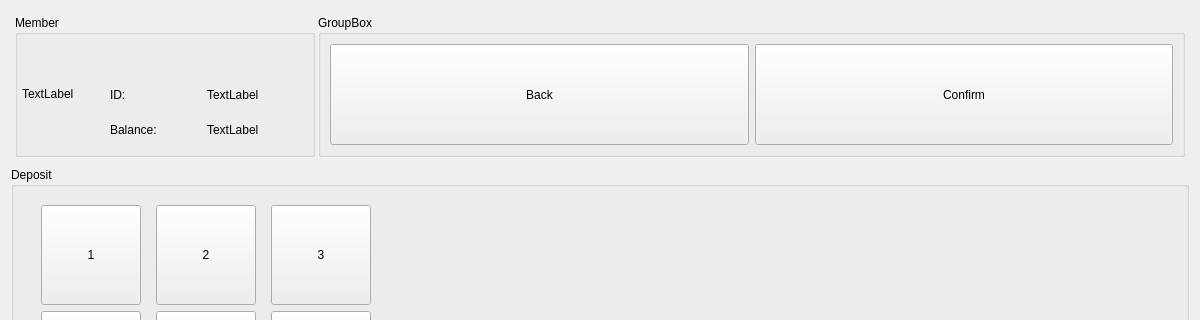
First picture: the form in penyamanager/depositwindow.ui, repository eguzki/penyamanager, before the edit; both pictures show x 0 to 1200 and y 0 to 320 of the 1200 by 900 pixel window.
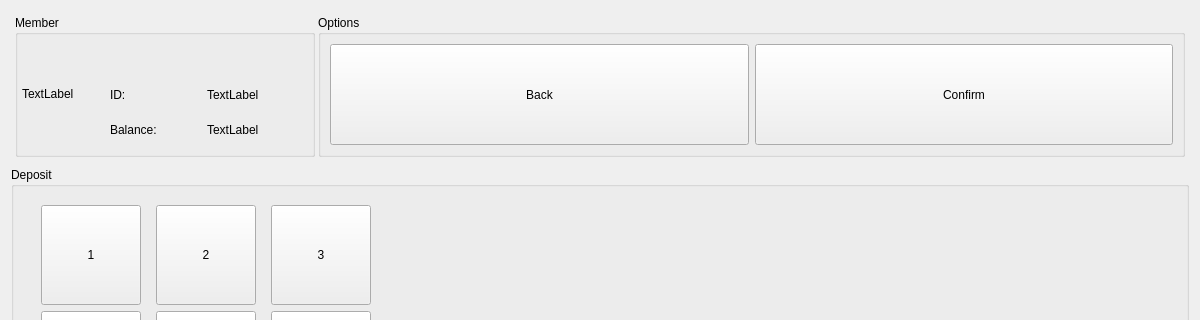
Second picture: the form after the edit.

```diff
--- a/penyamanager/depositwindow.ui
+++ b/penyamanager/depositwindow.ui
@@ -152,14 +152,14 @@
                 <number>1</number>
                </property>
                <item>
-                <widget class="QLabel" name="memberAccountLabel">
+                <widget class="QLabel" name="memberIdLabel">
                  <property name="text">
                   <string>ID:</string>
                  </property>
                 </widget>
                </item>
                <item>
-                <widget class="QLabel" name="memberAccountInfoLabel">
+                <widget class="QLabel" name="memberIdInfoLabel">
                  <property name="text">
                   <string>TextLabel</string>
                  </property>
@@ -187,14 +187,14 @@
                 <number>1</number>
                </property>
                <item>
-                <widget class="QLabel" name="memberIdLabel">
+                <widget class="QLabel" name="memberAccountLabel">
                  <property name="text">
                   <string>Balance:</string>
                  </property>
                 </widget>
                </item>
                <item>
-                <widget class="QLabel" name="memberIdInfoLabel">
+                <widget class="QLabel" name="memberAccountInfoLabel">
                  <property name="text">
                   <string>TextLabel</string>
                  </property>
@@ -218,7 +218,7 @@
          </sizepolicy>
         </property>
         <property name="title">
-         <string>GroupBox</string>
+         <string>Options</string>
         </property>
         <layout class="QHBoxLayout" name="horizontalLayout_5">
          <item>
```
